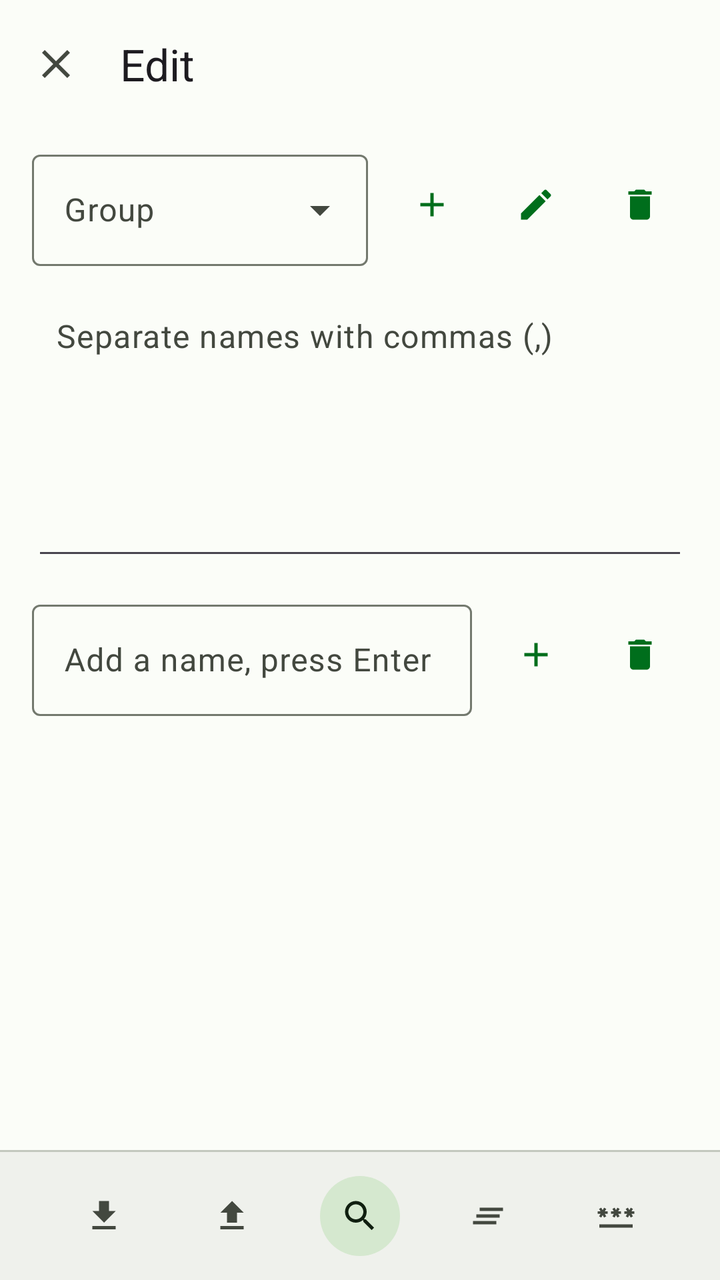
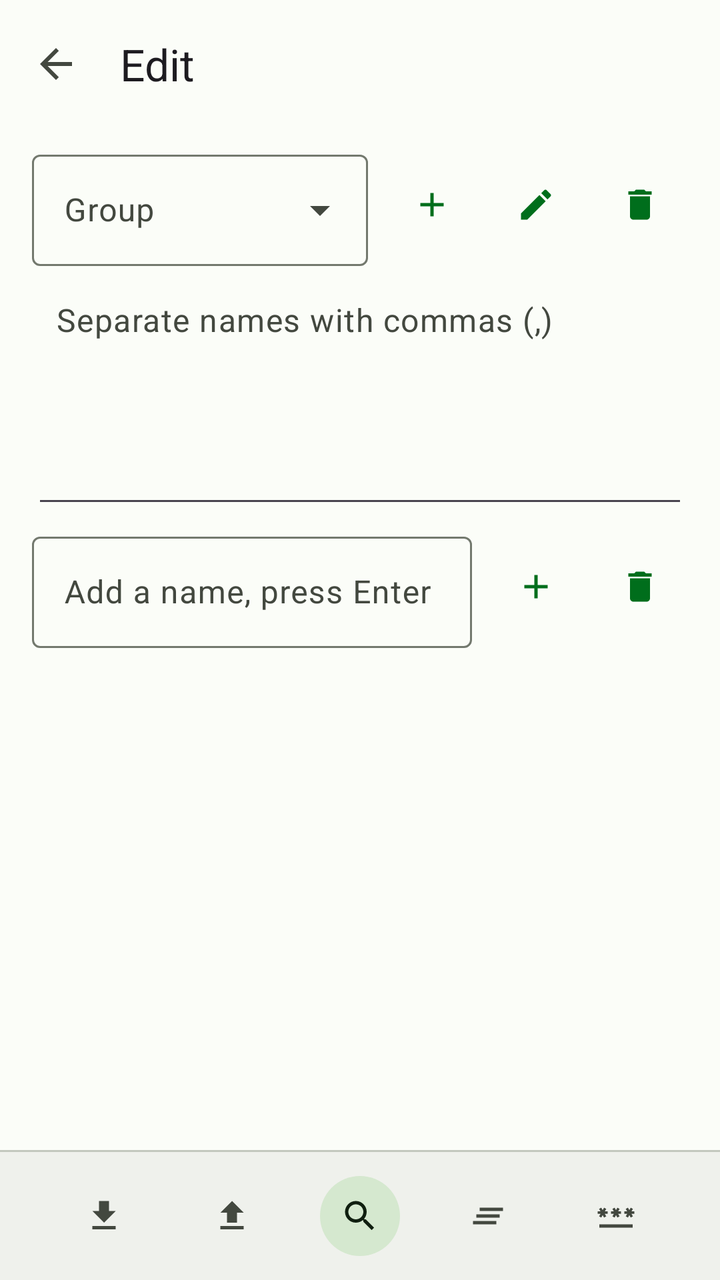

Compare the two renders of this Android layout. The source of the first and the diff that turns it into the second are given below.
<!-- AndroidManifest.xml: application theme Theme.Drawer -->
<!-- res/layout/activity_edit.xml -->
<?xml version="1.0" encoding="utf-8"?>
<LinearLayout xmlns:android="http://schemas.android.com/apk/res/android"
    xmlns:app="http://schemas.android.com/apk/res-auto"
    xmlns:tools="http://schemas.android.com/tools"
    android:id="@+id/edit_layout"
    android:layout_width="match_parent"
    android:layout_height="match_parent"
    android:focusable="true"
    android:focusableInTouchMode="true"
    android:orientation="vertical"
    tools:context=".EditActivity">

    <com.google.android.material.appbar.MaterialToolbar
        android:id="@+id/edit_topAppBar"
        android:layout_width="match_parent"
        android:layout_height="wrap_content"
        android:minHeight="?attr/actionBarSize"
        app:navigationIcon="@drawable/ic_close"
        app:title="@string/lists_edit" />

    <LinearLayout
        android:id="@+id/group_row"
        android:layout_width="match_parent"
        android:layout_height="wrap_content"
        android:gravity="center_vertical"
        android:orientation="horizontal"
        android:paddingStart="@dimen/spacing_l"
        android:paddingTop="@dimen/spacing_s"
        android:paddingEnd="@dimen/spacing_l">

        <com.google.android.material.textfield.TextInputLayout
            style="@style/Widget.Material3.TextInputLayout.OutlinedBox.ExposedDropdownMenu"
            android:layout_width="0dp"
            android:layout_height="wrap_content"
            android:layout_weight="1"
            android:hint="@string/group_label">

            <com.google.android.material.textfield.MaterialAutoCompleteTextView
                android:id="@+id/edit_group_dropdown"
                android:layout_width="match_parent"
                android:layout_height="wrap_content"
                android:inputType="none"
                android:textAppearance="?attr/textAppearanceBodyLarge" />
        </com.google.android.material.textfield.TextInputLayout>

        <com.google.android.material.button.MaterialButton
            android:id="@+id/group_add_btn"
            style="@style/Widget.Material3.Button.IconButton"
            android:layout_width="wrap_content"
            android:layout_height="wrap_content"
            android:layout_marginStart="@dimen/spacing_s"
            android:contentDescription="@string/group_add"
            app:icon="@drawable/ic_add" />

        <com.google.android.material.button.MaterialButton
            android:id="@+id/group_rename_btn"
            style="@style/Widget.Material3.Button.IconButton"
            android:layout_width="wrap_content"
            android:layout_height="wrap_content"
            android:layout_marginStart="@dimen/spacing_xs"
            android:contentDescription="@string/group_rename"
            app:icon="@drawable/ic_edit" />

        <com.google.android.material.button.MaterialButton
            android:id="@+id/group_delete_btn"
            style="@style/Widget.Material3.Button.IconButton"
            android:layout_width="wrap_content"
            android:layout_height="wrap_content"
            android:layout_marginStart="@dimen/spacing_xs"
            android:contentDescription="@string/group_delete"
            app:icon="@drawable/ic_delete" />
    </LinearLayout>

    <EditText
        android:id="@+id/edit_text_area"
        android:layout_width="match_parent"
        android:layout_height="@dimen/edit_text_area_height"
        android:layout_marginStart="@dimen/spacing_l"
        android:layout_marginTop="@dimen/spacing_m"
        android:layout_marginEnd="@dimen/spacing_l"
        android:layout_marginBottom="@dimen/spacing_m"
        android:gravity="top|start"
        android:hint="@string/lists_edit_tip"
        android:inputType="textMultiLine"
        android:padding="@dimen/spacing_m"
        android:textAppearance="?attr/textAppearanceBodyLarge"
        android:textColorHint="?attr/colorOnSurfaceVariant"
        tools:ignore="Autofill,VisualLintTextFieldSize" />

    <LinearLayout
        android:layout_width="match_parent"
        android:layout_height="wrap_content"
        android:layout_marginStart="@dimen/spacing_l"
        android:layout_marginEnd="@dimen/spacing_l"
        android:gravity="center_vertical"
        android:orientation="horizontal">

        <com.google.android.material.textfield.TextInputLayout
            style="@style/Widget.Material3.TextInputLayout.OutlinedBox"
            android:layout_width="0dp"
            android:layout_height="wrap_content"
            android:layout_weight="1"
            android:hint="@string/edit_add_hint">

            <com.google.android.material.textfield.TextInputEditText
                android:id="@+id/add_text_input"
                android:layout_width="match_parent"
                android:layout_height="wrap_content"
                android:imeOptions="actionDone"
                android:inputType="text"
                android:maxLines="1"
                android:textAppearance="?attr/textAppearanceBodyLarge" />
        </com.google.android.material.textfield.TextInputLayout>

        <com.google.android.material.button.MaterialButton
            android:id="@+id/add_btn"
            style="@style/Widget.Material3.Button.IconButton"
            android:layout_width="wrap_content"
            android:layout_height="wrap_content"
            android:layout_marginStart="@dimen/spacing_s"
            android:contentDescription="@string/content_desc_add"
            app:icon="@drawable/ic_add" />

        <com.google.android.material.button.MaterialButton
            android:id="@+id/remove_btn"
            style="@style/Widget.Material3.Button.IconButton"
            android:layout_width="wrap_content"
            android:layout_height="wrap_content"
            android:layout_marginStart="@dimen/spacing_xs"
            android:contentDescription="@string/content_desc_remove"
            app:icon="@drawable/ic_delete" />
    </LinearLayout>

    <LinearLayout
        android:layout_width="match_parent"
        android:layout_height="wrap_content"
        android:orientation="horizontal"
        android:paddingStart="@dimen/spacing_l"
        android:paddingTop="@dimen/spacing_xs"
        android:paddingEnd="@dimen/spacing_l">

        <TextView
            android:id="@+id/total_text"
            android:layout_width="0dp"
            android:layout_height="wrap_content"
            android:layout_weight="1"
            android:gravity="start"
            android:textAlignment="viewStart"
            android:textAppearance="?attr/textAppearanceBodySmall"
            android:textColor="?attr/colorOnSurfaceVariant" />

        <TextView
            android:id="@+id/selected_text"
            android:layout_width="wrap_content"
            android:layout_height="wrap_content"
            android:textAppearance="?attr/textAppearanceBodySmall"
            android:textColor="?attr/colorOnSurfaceVariant" />
    </LinearLayout>

    <ListView
        android:id="@+id/list_view"
        android:layout_width="match_parent"
        android:layout_height="0dp"
        android:layout_marginStart="@dimen/spacing_l"
        android:layout_marginTop="@dimen/spacing_xs"
        android:layout_marginEnd="@dimen/spacing_l"
        android:layout_marginBottom="@dimen/spacing_xs"
        android:layout_weight="1"
        android:choiceMode="multipleChoice"
        android:divider="@android:color/transparent"
        android:dividerHeight="2dp"
        android:overScrollMode="never" />

    <View
        android:layout_width="match_parent"
        android:layout_height="1dp"
        android:background="?attr/colorOutlineVariant" />

    <LinearLayout
        android:id="@+id/bottom_button_bar"
        android:layout_width="match_parent"
        android:layout_height="wrap_content"
        android:background="?attr/colorSurfaceContainer"
        android:gravity="center"
        android:orientation="horizontal"
        android:paddingTop="@dimen/spacing_s"
        android:paddingBottom="@dimen/spacing_s">

        <com.google.android.material.button.MaterialButton
            android:id="@+id/bottom_import_btn"
            style="@style/Widget.Material3.Button.IconButton"
            android:layout_width="wrap_content"
            android:layout_height="wrap_content"
            android:layout_marginStart="@dimen/spacing_s"
            android:layout_marginEnd="@dimen/spacing_s"
            android:contentDescription="@string/action_import"
            app:icon="@drawable/ic_import"
            app:iconTint="?attr/colorOnSurfaceVariant" />

        <com.google.android.material.button.MaterialButton
            android:id="@+id/bottom_export_btn"
            style="@style/Widget.Material3.Button.IconButton"
            android:layout_width="wrap_content"
            android:layout_height="wrap_content"
            android:layout_marginStart="@dimen/spacing_s"
            android:layout_marginEnd="@dimen/spacing_s"
            android:contentDescription="@string/action_export"
            app:icon="@drawable/ic_export"
            app:iconTint="?attr/colorOnSurfaceVariant" />

        <com.google.android.material.button.MaterialButton
            android:id="@+id/bottom_find_btn"
            style="@style/Widget.Material3.Button.IconButton.Filled.Tonal"
            android:layout_width="wrap_content"
            android:layout_height="wrap_content"
            android:layout_marginStart="@dimen/spacing_s"
            android:layout_marginEnd="@dimen/spacing_s"
            android:contentDescription="@string/action_find"
            app:icon="@drawable/ic_search"
            app:iconTint="?attr/colorOnSecondaryContainer" />

        <com.google.android.material.button.MaterialButton
            android:id="@+id/bottom_clear_btn"
            style="@style/Widget.Material3.Button.IconButton"
            android:layout_width="wrap_content"
            android:layout_height="wrap_content"
            android:layout_marginStart="@dimen/spacing_s"
            android:layout_marginEnd="@dimen/spacing_s"
            android:contentDescription="@string/action_clear"
            app:icon="@drawable/ic_clear"
            app:iconTint="?attr/colorOnSurfaceVariant" />

        <com.google.android.material.button.MaterialButton
            android:id="@+id/bottom_password_btn"
            style="@style/Widget.Material3.Button.IconButton"
            android:layout_width="wrap_content"
            android:layout_height="wrap_content"
            android:layout_marginStart="@dimen/spacing_s"
            android:layout_marginEnd="@dimen/spacing_s"
            android:contentDescription="@string/password"
            app:icon="@drawable/ic_password"
            app:iconTint="?attr/colorOnSurfaceVariant" />
    </LinearLayout>
</LinearLayout>
<!-- resources referenced by this layout -->
<resources>
  <dimen name="edit_text_area_height">140dp</dimen>
  <dimen name="spacing_l">16dp</dimen>
  <dimen name="spacing_m">12dp</dimen>
  <dimen name="spacing_s">8dp</dimen>
  <dimen name="spacing_xs">4dp</dimen>
  <!-- drawable ic_add (drawable) -->
  <vector xmlns:android="http://schemas.android.com/apk/res/android"
      android:width="24dp"
      android:height="24dp"
      android:tint="?attr/colorOnSurfaceVariant"
      android:viewportWidth="24"
      android:viewportHeight="24">
      <path
          android:fillColor="@android:color/white"
          android:pathData="M19,13h-6v6h-2v-6H5v-2h6V5h2v6h6v2z" />
  </vector>
  <!-- drawable ic_close (drawable) -->
  <vector xmlns:android="http://schemas.android.com/apk/res/android"
      android:width="24dp"
      android:height="24dp"
      android:tint="?attr/colorOnSurfaceVariant"
      android:viewportWidth="24"
      android:viewportHeight="24">
      <path
          android:fillColor="@android:color/white"
          android:pathData="M19,6.41L17.59,5 12,10.59 6.41,5 5,6.41 10.59,12 5,17.59 6.41,19 12,13.41 17.59,19 19,17.59 13.41,12z" />
  </vector>
  <string name="action_clear">Clear</string>
  <string name="action_export">Export</string>
  <string name="action_find">Find</string>
  <string name="action_import">Import</string>
  <string name="content_desc_add">Add</string>
  <string name="content_desc_remove">Remove selected</string>
  <string name="edit_add_hint">Add a name, press Enter</string>
  <string name="group_add">New group</string>
  <string name="group_delete">Delete group</string>
  <string name="group_label">Group</string>
  <string name="group_rename">Rename group</string>
  <string name="lists_edit">Edit</string>
  <string name="lists_edit_tip">Separate names with commas (,)</string>
  <string name="password">Password</string>
  <color name="md_theme_primary">#006E1C</color>
  <color name="md_theme_onPrimary">#FFFFFF</color>
  <color name="md_theme_primaryContainer">#94F990</color>
  <color name="md_theme_onPrimaryContainer">#002204</color>
  <color name="md_theme_secondary">#52634F</color>
  <color name="md_theme_onSecondary">#FFFFFF</color>
  <color name="md_theme_secondaryContainer">#D5E8CF</color>
  <color name="md_theme_onSecondaryContainer">#101F10</color>
  <color name="md_theme_tertiary">#38656A</color>
  <color name="md_theme_onTertiary">#FFFFFF</color>
  <color name="md_theme_tertiaryContainer">#BCEBF0</color>
  <color name="md_theme_onTertiaryContainer">#002023</color>
  <color name="md_theme_error">#BA1A1A</color>
  <color name="md_theme_onError">#FFFFFF</color>
  <color name="md_theme_errorContainer">#FFDAD6</color>
  <color name="md_theme_onErrorContainer">#410002</color>
  <color name="md_theme_background">#FBFDF8</color>
  <color name="md_theme_onBackground">#191C19</color>
  <color name="md_theme_surface">#FBFDF8</color>
  <color name="md_theme_onSurface">#191C19</color>
  <color name="md_theme_surfaceVariant">#DFE4DB</color>
  <color name="md_theme_onSurfaceVariant">#43483F</color>
  <color name="md_theme_outline">#73796E</color>
  <color name="md_theme_outlineVariant">#C3C8BE</color>
  <color name="md_theme_inverseSurface">#2E312E</color>
  <color name="md_theme_inverseOnSurface">#F0F1EC</color>
  <color name="md_theme_inversePrimary">#79DC75</color>
  <color name="md_theme_surfaceDim">#DBDFD9</color>
  <color name="md_theme_surfaceBright">#FBFDF8</color>
  <color name="md_theme_surfaceContainerLowest">#FFFFFF</color>
  <color name="md_theme_surfaceContainerLow">#F5F7F1</color>
  <color name="md_theme_surfaceContainer">#EFF1EC</color>
  <color name="md_theme_surfaceContainerHigh">#E9EBE6</color>
  <color name="md_theme_surfaceContainerHighest">#E4E6E0</color>
  <!-- unchanged entries left out for length: 8 -->
</resources>

<!-- the commit's change to res/layout/activity_edit.xml (unified diff, before → after) -->
@@ -15,7 +15,7 @@
         android:layout_width="match_parent"
         android:layout_height="wrap_content"
         android:minHeight="?attr/actionBarSize"
-        app:navigationIcon="@drawable/ic_close"
+        app:navigationIcon="@drawable/ic_back"
         app:title="@string/lists_edit" />
 
     <LinearLayout
@@ -76,9 +76,9 @@
         android:layout_width="match_parent"
         android:layout_height="@dimen/edit_text_area_height"
         android:layout_marginStart="@dimen/spacing_l"
-        android:layout_marginTop="@dimen/spacing_m"
+        android:layout_marginTop="@dimen/spacing_xs"
         android:layout_marginEnd="@dimen/spacing_l"
-        android:layout_marginBottom="@dimen/spacing_m"
+        android:layout_marginBottom="@dimen/spacing_xs"
         android:gravity="top|start"
         android:hint="@string/lists_edit_tip"
         android:inputType="textMultiLine"
<!-- resource entries referenced after the edit -->
@@ -1,6 +1,6 @@
 <!-- resources referenced by this layout -->
 <resources>
-  <dimen name="edit_text_area_height">140dp</dimen>
+  <dimen name="edit_text_area_height">122dp</dimen>
   <dimen name="spacing_l">16dp</dimen>
   <dimen name="spacing_m">12dp</dimen>
   <dimen name="spacing_s">8dp</dimen>
@@ -16,16 +16,17 @@
           android:fillColor="@android:color/white"
           android:pathData="M19,13h-6v6h-2v-6H5v-2h6V5h2v6h6v2z" />
   </vector>
-  <!-- drawable ic_close (drawable) -->
+  <!-- drawable ic_back (drawable) -->
   <vector xmlns:android="http://schemas.android.com/apk/res/android"
       android:width="24dp"
       android:height="24dp"
+      android:autoMirrored="true"
       android:tint="?attr/colorOnSurfaceVariant"
       android:viewportWidth="24"
       android:viewportHeight="24">
       <path
           android:fillColor="@android:color/white"
-          android:pathData="M19,6.41L17.59,5 12,10.59 6.41,5 5,6.41 10.59,12 5,17.59 6.41,19 12,13.41 17.59,19 19,17.59 13.41,12z" />
+          android:pathData="M20,11H7.83l5.59,-5.59L12,4l-8,8 8,8 1.41,-1.41L7.83,13H20v-2z" />
   </vector>
   <string name="action_clear">Clear</string>
   <string name="action_export">Export</string>
